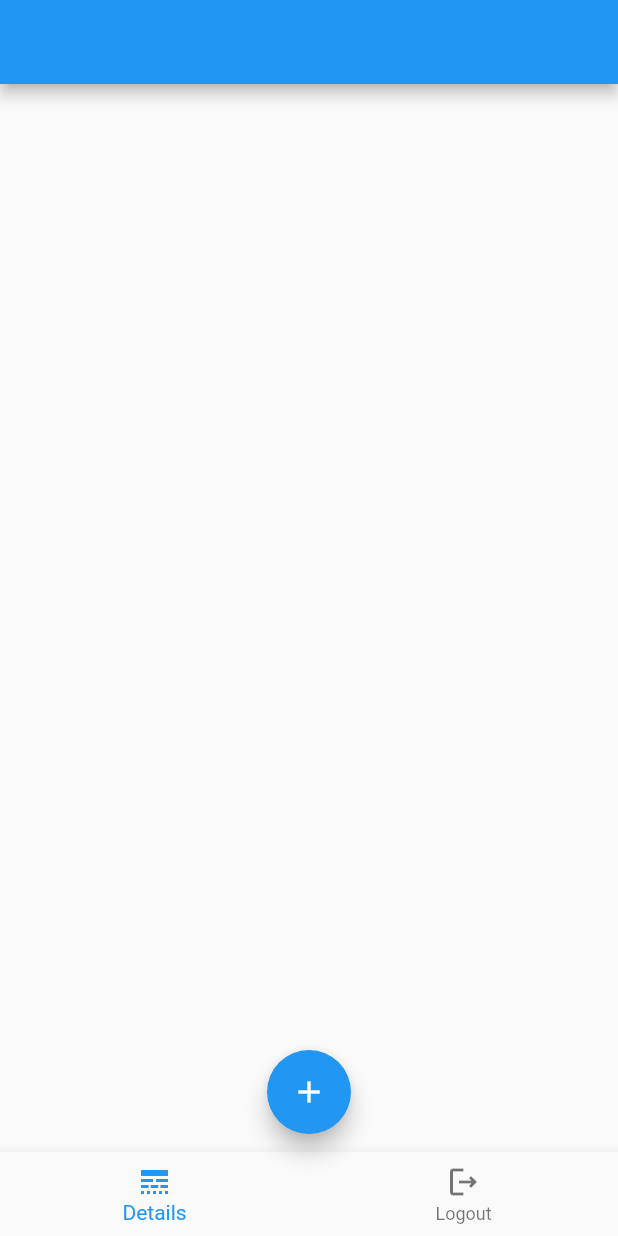
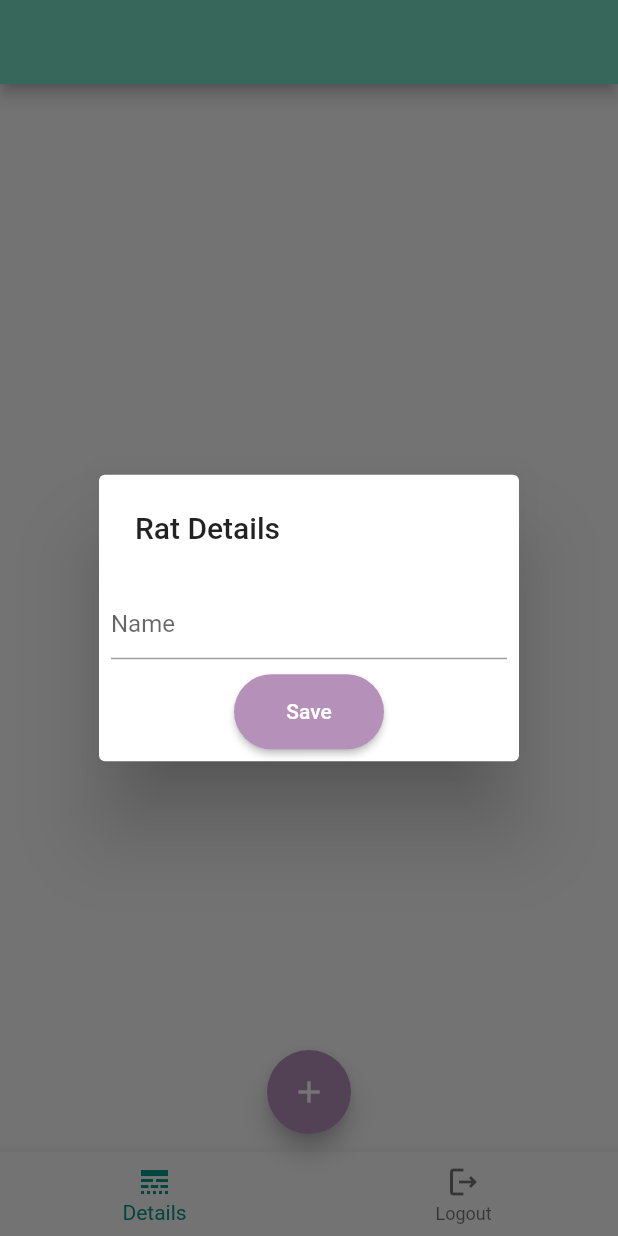
Before and after one commit to tristanwiese/pocket-puppy-ratery, a Flutter app: the screen it shows after launch, after a tap on the "add" icon, on a phone screen of 412 x 824 dp. Run offline on Flutter 3.47's test engine with Material 2 defaults, Android fonts, the phone set to English and light mode, and no system bars; our stand-ins replace cloud_firestore, firebase_core; accounts and stored records are empty.

Commit message:
Color and Start animation

```diff
--- /dev/null
+++ b/pocket_puppy_rattery/lib/Functions/nav.dart
@@ -0,0 +1,17 @@
+import 'package:flutter/material.dart';
+
+navReplace(context, path){
+  Navigator.of(context).pushReplacement(MaterialPageRoute(builder: (BuildContext context){
+    return path;
+  }));
+}
+
+navPush(context, path){
+Navigator.of(context).push(MaterialPageRoute(builder: (BuildContext context){
+    return path;
+  }));
+}
+
+navPop(context){
+  Navigator.pop(context);
+}
--- /dev/null
+++ b/pocket_puppy_rattery/lib/Functions/utils.dart
@@ -0,0 +1,5 @@
+import 'package:flutter/material.dart';
+
+var primaryThemeColor = const Color.fromARGB(255, 120, 224, 199);
+
+var secondaryThemeColor = const Color.fromARGB(255, 181, 144, 185);
--- a/pocket_puppy_rattery/lib/Views/home_page.dart
+++ b/pocket_puppy_rattery/lib/Views/home_page.dart
@@ -1,5 +1,7 @@
 import 'package:cloud_firestore/cloud_firestore.dart';
 import 'package:flutter/material.dart';
+import 'package:pocket_puppy_rattery/Functions/nav.dart';
+import 'package:pocket_puppy_rattery/Functions/utils.dart';
 
 class MyHomePage extends StatefulWidget {
   const MyHomePage({super.key});
@@ -29,13 +31,10 @@ class _MyHomePageState extends State<MyHomePage> {
             builder: (context, AsyncSnapshot<QuerySnapshot> snapshot) {
               if (snapshot.hasData) {
                 final rats = snapshot.data!.docs;
-                print(rats);
                 return Center(child: myBody(rats));
               }
-
               return const Center(
-                  child: Text(
-                      'Oh no! I guess we will have to get you some rats!'));
+                  child: CircularProgressIndicator());
             }));
   }
 
@@ -49,21 +48,83 @@ class _MyHomePageState extends State<MyHomePage> {
                 padding: const EdgeInsets.all(8.0),
                 child: ListTile(
                   title: Text(rats[i]['name']),
-                  shape: const BeveledRectangleBorder(
-                      side: BorderSide(width: 1),
-                      borderRadius: BorderRadius.all(Radius.circular(15))),
+                  shape: BeveledRectangleBorder(
+                      side: BorderSide(width: 1, color: secondaryThemeColor),
+                      borderRadius: const BorderRadius.all(Radius.circular(15))),
                   contentPadding: const EdgeInsets.all(10),
                 ),
               );
             }),
       );
 
-  FloatingActionButton myFloatingActionButton() => FloatingActionButton(
-        onPressed: () {},
+  FloatingActionButton myFloatingActionButton() {
+
+    return FloatingActionButton(
+        onPressed: () =>
+            showDialog(context: context, builder: (context) => const AddRat()),
         tooltip: "Add Rat",
+        backgroundColor: secondaryThemeColor,
         child: const Icon(Icons.add),
       );
+  }
   myAppBar(BuildContext context) {
     return AppBar();
   }
 }
+
+class AddRat extends StatefulWidget {
+  const AddRat({super.key});
+
+  @override
+  State<AddRat> createState() => _AddRatState();
+}
+
+class _AddRatState extends State<AddRat> {
+  final TextEditingController nameController = TextEditingController();
+  final GlobalKey<FormState> _formKey = GlobalKey<FormState>();
+
+  @override
+  Widget build(BuildContext context) {
+    return Form(
+      key: _formKey,
+      child: AlertDialog(
+        title: const Text('Rat Details'),
+        actions: [
+          TextFormField(
+            controller: nameController,
+            decoration: const InputDecoration(hintText: 'Name'),
+            validator: (value) {
+              if (value == null || value.isEmpty) {
+                return "Name cannot be empty";
+              }
+              return null;
+            },
+          ),
+          const SizedBox(height: 10),
+          Center(
+            child: ElevatedButton(
+                onPressed: () {
+                  if (!_formKey.currentState!.validate()) {
+                    return;
+                  }
+                  FirebaseFirestore.instance
+                      .collection('rats')
+                      .doc(nameController.text.trim())
+                      .set({"name": nameController.text.trim()});
+                  navPop(context);
+                },
+                style: ElevatedButton.styleFrom(
+                    shape: const RoundedRectangleBorder(
+                        borderRadius: BorderRadius.all(Radius.circular(30)),
+                        ),
+                    minimumSize: const Size(100, 50),
+                    backgroundColor: secondaryThemeColor
+                    ),
+
+                child: const Text('Save')),
+          )
+        ],
+      ),
+    );
+  }
+}
--- a/pocket_puppy_rattery/lib/main.dart
+++ b/pocket_puppy_rattery/lib/main.dart
@@ -1,23 +1,74 @@
 import 'package:flutter/material.dart';
+import 'package:pocket_puppy_rattery/Functions/utils.dart';
 import 'Views/home_page.dart';
 import 'package:firebase_core/firebase_core.dart';
 import 'firebase_options.dart';
 
-void main() async{
+void main() async {
   await Firebase.initializeApp(
     options: DefaultFirebaseOptions.currentPlatform,
-);
+  );
   runApp(const MyApp());
 }
 
-class MyApp extends StatelessWidget {
+class MyApp extends StatefulWidget {
   const MyApp({super.key});
 
-  // This widget is the root of your application.
+  @override
+  State<MyApp> createState() => _MyAppState();
+}
+
+class _MyAppState extends State<MyApp> with SingleTickerProviderStateMixin {
+  late AnimationController _controller;
+  dynamic home;
+
+  @override
+  void initState() {
+    super.initState;
+    _controller = AnimationController(
+      duration: const Duration(milliseconds: 5000),
+      vsync: this,
+    );
+
+    createHome();
+
+    Future.delayed(const Duration(seconds: 3), () {
+      setState(() {
+        home = const MyHomePage();
+      });
+    });
+  }
+
+  @override
+  void dispose() {
+    _controller.dispose();
+    super.dispose();
+  }
+
+  createHome() {
+    _controller.forward();
+    home = Center(
+        child: Column(
+      children: [
+        RotationTransition(
+            turns: Tween(begin: 0.0, end: 1.0).animate(_controller),
+            child: Image.asset('asstes/images/PocketPuppyRatteryLogo.jpg',
+                height: 500)),
+        const SizedBox(height: 10),
+        const Text(
+          'Getting the Ratties out of their cages!',
+          style:
+              TextStyle(color: Colors.black, decoration: TextDecoration.none),
+        )
+      ],
+    ));
+  }
+
   @override
   Widget build(BuildContext context) {
     return MaterialApp(
       title: 'Flutter Demo',
+      debugShowCheckedModeBanner: false,
       theme: ThemeData(
         // This is the theme of your application.
         //
@@ -28,9 +79,11 @@ class MyApp extends StatelessWidget {
         // or simply save your changes to "hot reload" in a Flutter IDE).
         // Notice that the counter didn't reset back to zero; the application
         // is not restarted.
-        primarySwatch: Colors.blue,
+        appBarTheme: AppBarTheme(color: primaryThemeColor),
+        primarySwatch: Colors.teal
+
       ),
-      home: const MyHomePage(),
+      home: home,
     );
   }
 }
--- a/pocket_puppy_rattery/pubspec.yaml
+++ b/pocket_puppy_rattery/pubspec.yaml
@@ -61,8 +61,8 @@ flutter:
   uses-material-design: true
 
   # To add assets to your application, add an assets section, like this:
-  # assets:
-  #   - images/a_dot_burr.jpeg
+  assets:
+     - asstes/images/PocketPuppyRatteryLogo.jpg
   #   - images/a_dot_ham.jpeg
 
   # An image asset can refer to one or more resolution-specific "variants", see
```
Also changed, not shown: pocket_puppy_rattery/asstes/images/PocketPuppyRatteryLogo.jpg (added).
